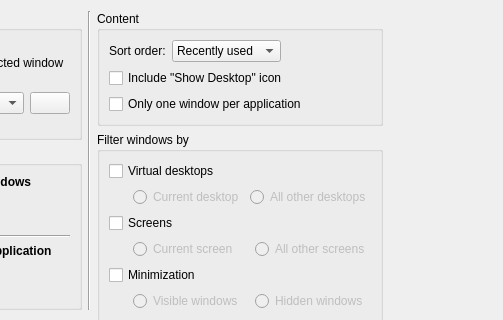
Old version of the form kcms/tabbox/main.ui in the repository winft/theseus-ship; both pictures show x 155 to 658 and y 0 to 320 of the 658 by 418 pixel window.
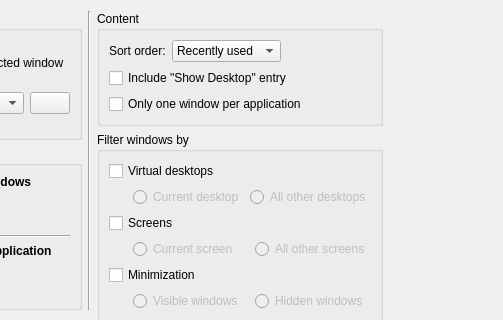
New version of the form. Custom widgets are drawn as their Qt base class.

Commit message:
fix: change 'Include "Show Desktop" icon' to 'Include "Show Desktop" entry'
Not all task switchers use icons, so "entry" is more fitting.

```diff
--- a/kcms/tabbox/main.ui
+++ b/kcms/tabbox/main.ui
@@ -45,7 +45,7 @@
         <item row="1" column="0" rowspan="2" colspan="3">
          <widget class="QCheckBox" name="showDesktop">
           <property name="text">
-           <string>Include &quot;Show Desktop&quot; icon</string>
+           <string>Include &quot;Show Desktop&quot; entry</string>
           </property>
          </widget>
         </item>
```
